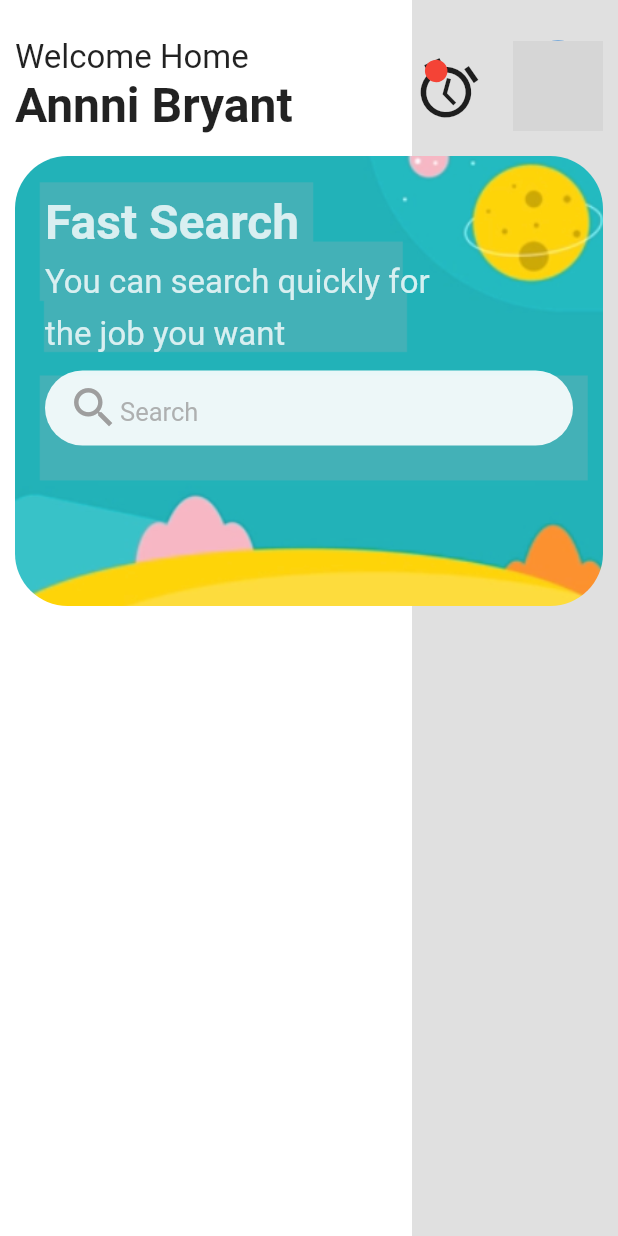
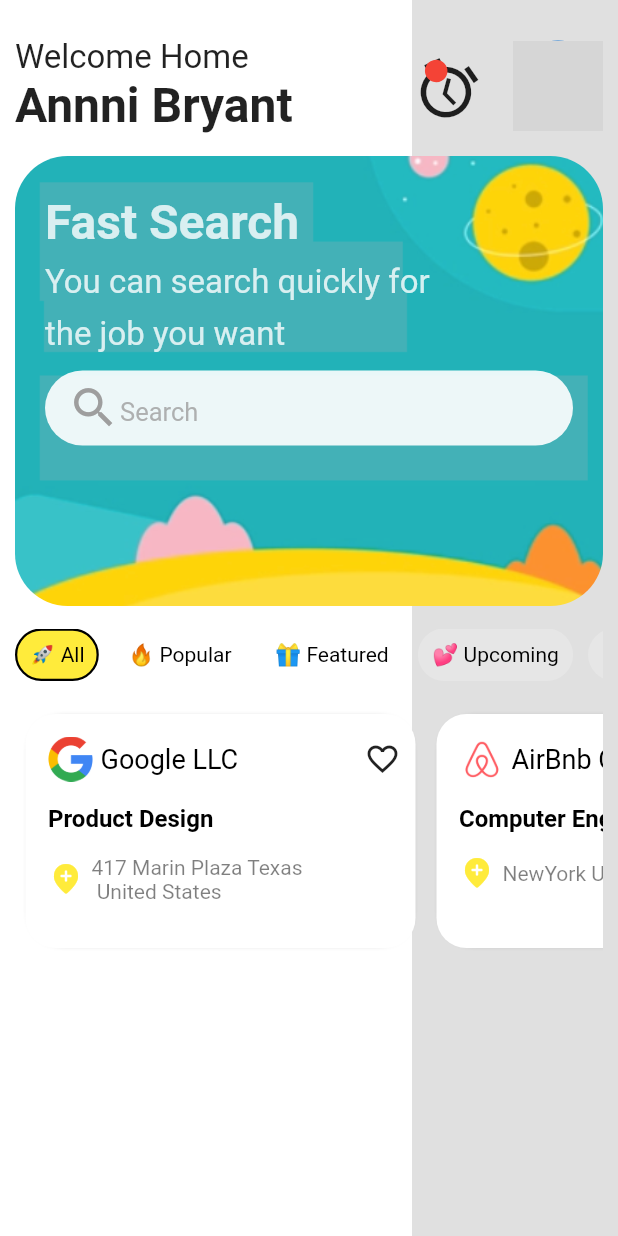
Before and after one commit to reyelahmad/job_search_flutter_ui, a Flutter app: the screen it shows after launch, on a phone screen of 412 x 824 dp. Run offline on Flutter 3.47's test engine with Material 2 defaults, Android fonts, the phone set to English and light mode, and no system bars; network calls fail; grey boxes are pictures that could not be loaded.

Commit message:
last one

```diff
--- /dev/null
+++ b/lib/model/job_data.dart
@@ -0,0 +1,65 @@
+class JobInfo {
+  String logoUrl;
+  String company;
+  String title;
+  String location;
+  List<String> req;
+
+  JobInfo(this.logoUrl, this.company, this.title, this.location, this.req);
+
+  static List<JobInfo> generatedJobList() {
+    return [
+      JobInfo("assets/images/google_logo.png", "Google LLC", "Product Design",
+          "417 Marin Plaza Texas \n United States", [
+        'Creative with an eye shape and colors',
+        'Understand different materials and productions methods',
+        'Creative with minds',
+        'Hardworking Mindset',
+            'Creative with an eye shape and colors',
+            'Understand different materials and productions methods',
+            'Creative with minds',
+            'Hardworking Mindset',
+      ]),
+      JobInfo('assets/images/airbnb_logo.png', "AirBnb Corporations",
+          "Computer Engineer", "NewYork USA ", [
+        'Creative with an eye shape and colors',
+        'Understand different materials and productions methods',
+        'Creative with minds',
+        'Hardworking Mindset'
+      ]),
+      JobInfo('assets/images/linkedin_logo.png', "Linked In",
+          "IT Engineer", "Dhaka Bangladesh", [
+            'Creative with an eye shape and colors',
+            'Understand different materials and productions methods',
+            'Creative with minds',
+            'Hardworking Mindset',
+            'Creative with an eye shape and colors',
+            'Understand different materials and productions methods',
+            'Creative with minds',
+            'Hardworking Mindset',
+          ]),
+      JobInfo('assets/images/airbnb_logo.png', "AirBnb Store",
+          "Computer Trainer", "Bali, Indonesia", [
+            'Creative with an eye shape and colors',
+            'Understand different materials and productions methods',
+            'Creative with minds',
+            'Hardworking Mindset',
+            'Creative with an eye shape and colors',
+            'Understand different materials and productions methods',
+            'Creative with minds',
+            'Hardworking Mindset',
+          ]),
+      JobInfo("assets/images/google_logo.png", "Google Photos", "Doctor",
+          "Chicago \n United States", [
+            'Creative with an eye shape and colors',
+            'Understand different materials and productions methods',
+            'Creative with minds',
+            'Hardworking Mindset',
+            'Creative with an eye shape and colors',
+            'Understand different materials and productions methods',
+            'Creative with minds',
+            'Hardworking Mindset',
+          ]),
+    ];
+  }
+}
--- a/lib/pages/main_page.dart
+++ b/lib/pages/main_page.dart
@@ -1,5 +1,7 @@
 import 'package:flutter/material.dart';
 import 'package:job_search_flutter_ui/pages/main_page_proparty/app_bar.dart';
+import 'package:job_search_flutter_ui/pages/main_page_proparty/job_profile.dart';
+import 'package:job_search_flutter_ui/pages/main_page_proparty/list_menu.dart';
 import 'package:job_search_flutter_ui/pages/main_page_proparty/search_option.dart';
 
 class MainPage extends StatefulWidget {
@@ -38,6 +40,14 @@ class _MainPageState extends State<MainPage> {
                 height: 15,
               ),
               SearchOption(),
+              SizedBox(
+                height: 15,
+              ),
+              ListMenu(),
+              SizedBox(
+                height: 15,
+              ),
+JobProfile(),
             ],
           ),
         )
--- /dev/null
+++ b/lib/pages/main_page_proparty/job_profile.dart
@@ -0,0 +1,104 @@
+import 'package:flutter/material.dart';
+import 'package:job_search_flutter_ui/model/job_data.dart';
+import 'package:job_search_flutter_ui/pages/main_page_proparty/job_details.dart';
+
+class JobProfile extends StatelessWidget {
+  final joblist = JobInfo.generatedJobList();
+
+  @override
+  Widget build(BuildContext context) {
+    return Container(
+      height: 170,
+      child: ListView.builder(
+          scrollDirection: Axis.horizontal,
+          itemCount: joblist.length,
+          itemBuilder: (context, index) {
+            return InkWell(
+              onTap: () {
+                showModalBottomSheet(
+                  isScrollControlled: true,
+                    context: (context),
+                    builder: (context) => JobDetails( job_d:  joblist[index]));
+              },
+              child: Container(
+                margin: EdgeInsets.all(7),
+                width: 260,
+                decoration: BoxDecoration(
+                    color: Colors.white,
+                    boxShadow: [
+                      BoxShadow(
+                        spreadRadius: -5,
+                        blurRadius: 4,
+                      )
+                    ],
+                    borderRadius: BorderRadius.circular(20)),
+                child: Padding(
+                  padding: const EdgeInsets.only(
+                      top: 15, left: 15, right: 10, bottom: 5),
+                  child: Column(
+                    mainAxisAlignment: MainAxisAlignment.start,
+                    crossAxisAlignment: CrossAxisAlignment.start,
+                    children: [
+                      Row(
+                        mainAxisAlignment: MainAxisAlignment.spaceBetween,
+                        children: [
+                          Row(
+                            children: [
+                              Container(
+                                  height: 30,
+                                  width: 30,
+                                  child: Image(
+                                      image:
+                                          AssetImage(joblist[index].logoUrl))),
+                              SizedBox(
+                                width: 5,
+                              ),
+                              Text(
+                                joblist[index].company,
+                                style: TextStyle(
+                                    fontSize: 18, color: Colors.black),
+                              ),
+                            ],
+                          ),
+                          Icon(Icons.favorite_outline),
+                        ],
+                      ),
+                      SizedBox(
+                        height: 15,
+                      ),
+                      Text(
+                        joblist[index].title,
+                        style: TextStyle(
+                            fontSize: 16,
+                            color: Colors.black,
+                            fontWeight: FontWeight.bold),
+                      ),
+                      SizedBox(
+                        height: 15,
+                      ),
+                      Row(
+                        children: [
+                          Icon(
+                            Icons.add_location_rounded,
+                            color: Colors.yellow,
+                          ),
+                          SizedBox(
+                            width: 5,
+                          ),
+                          Text(
+                            joblist[index].location,
+                            style: TextStyle(
+                                fontSize: 14,
+                                color: Colors.black.withOpacity(0.5)),
+                          ),
+                        ],
+                      ),
+                    ],
+                  ),
+                ),
+              ),
+            );
+          }),
+    );
+  }
+}
--- /dev/null
+++ b/lib/pages/main_page_proparty/list_menu.dart
@@ -0,0 +1,47 @@
+import 'package:flutter/material.dart';
+
+class ListMenu extends StatefulWidget {
+  const ListMenu({Key? key}) : super(key: key);
+
+  @override
+  _ListMenuState createState() => _ListMenuState();
+}
+
+class _ListMenuState extends State<ListMenu> {
+  final _listmenu = ['🚀 All', '🔥 Popular', '🎁 Featured', '💕 Upcoming', '😀 Recent','❤ Favorite'];
+
+  var selected = 0;
+  @override
+  Widget build(BuildContext context) {
+    return Container(
+      height: 35,
+
+      child: ListView.separated(
+          scrollDirection: Axis.horizontal,
+          itemBuilder: (context, index) {
+            return InkWell(
+              onTap: (){setState(() {
+                selected=index;
+              });},
+              child: Container(
+                decoration: BoxDecoration(
+                  border: Border.all(
+                      width: 1.5,
+                      color: selected==index?Colors.black:Colors.transparent),
+                  color:selected==index? Colors.yellow:Colors.white.withOpacity(.2),
+                  borderRadius: BorderRadius.circular(25),
+                ),
+                child: Padding(
+                  padding: const EdgeInsets.only(left: 8,right: 8,top: 5,bottom: 5),
+                  child: Center(child: Text(_listmenu[index],style: TextStyle(color: Colors.black,fontSize: 14),)),
+                ),
+              ),
+            );
+          },
+          separatorBuilder: (context, index) => SizedBox(
+                width: 10,
+              ),
+          itemCount: _listmenu.length),
+    );
+  }
+}
```
Also changed, not shown: lib/pages/main_page_proparty/job_details.dart (added, +193 -0 lines).
